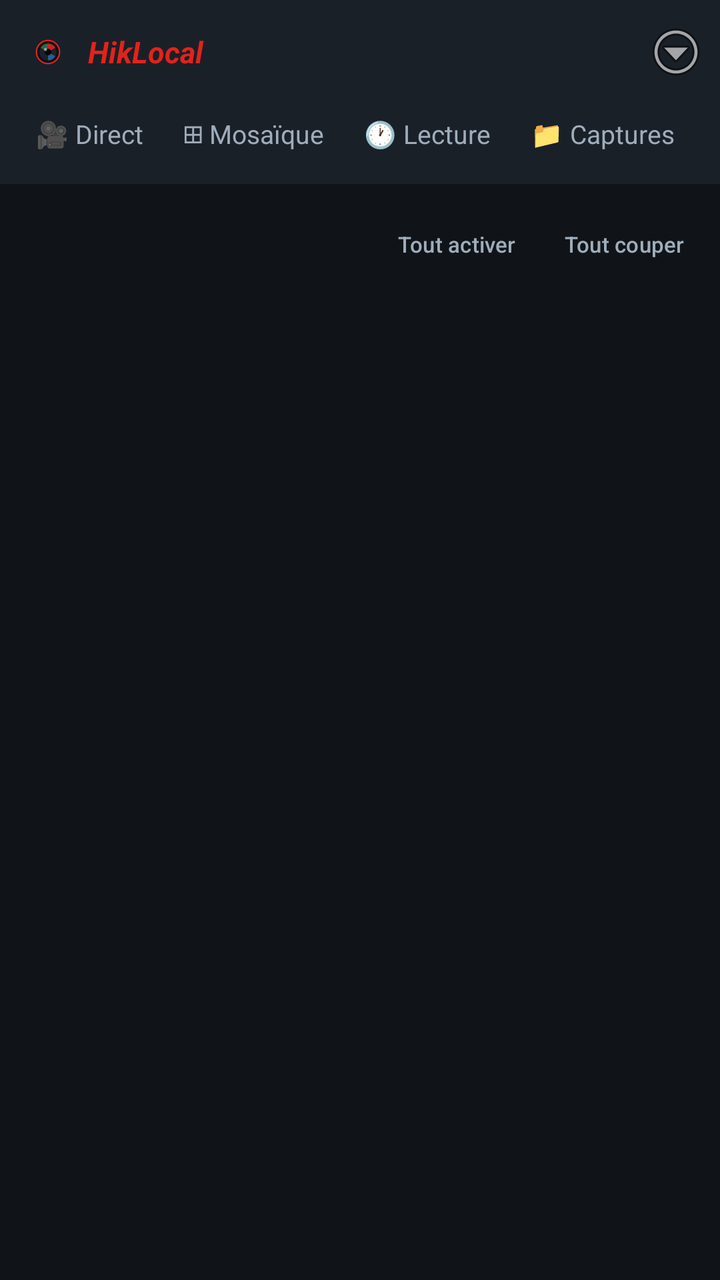
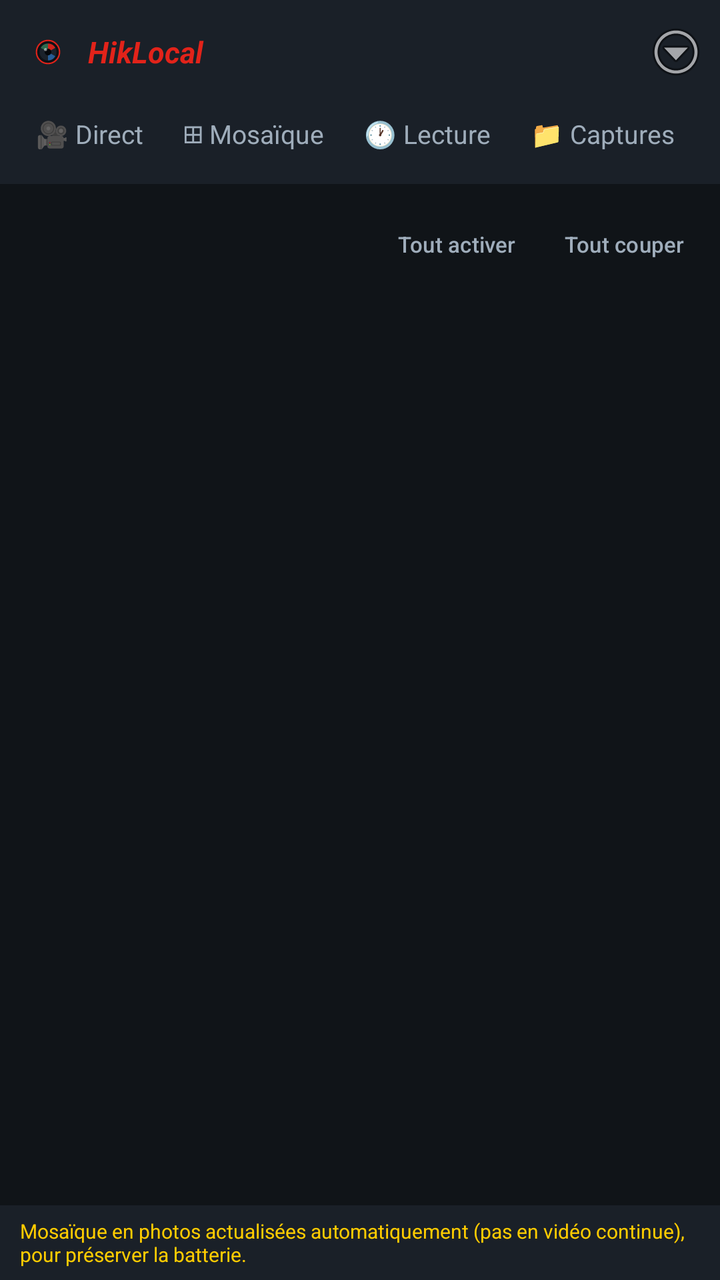

Compare the two renders of this Android layout. The source of the first and the diff that turns it into the second are given below.
<!-- AndroidManifest.xml: application theme Theme.HikLocal -->
<!-- res/layout/activity_mosaic.xml -->
<?xml version="1.0" encoding="utf-8"?>
<LinearLayout xmlns:android="http://schemas.android.com/apk/res/android"
    xmlns:app="http://schemas.android.com/apk/res-auto"
    android:layout_width="match_parent"
    android:layout_height="match_parent"
    android:background="@color/bg"
    android:orientation="vertical">

    <include
        android:id="@+id/topbar"
        layout="@layout/topbar" />

    <LinearLayout
        android:layout_width="match_parent"
        android:layout_height="wrap_content"
        android:gravity="center_vertical"
        android:orientation="horizontal"
        android:paddingStart="10dp"
        android:paddingTop="6dp"
        android:paddingEnd="6dp"
        android:paddingBottom="6dp">

        <TextView
            android:id="@+id/countLabel"
            android:layout_width="0dp"
            android:layout_height="wrap_content"
            android:layout_weight="1"
            android:textColor="@color/text_dim"
            android:textSize="12sp" />

        <com.google.android.material.button.MaterialButton
            android:id="@+id/allOnButton"
            style="@style/Widget.Material3.Button.TextButton"
            android:layout_width="wrap_content"
            android:layout_height="wrap_content"
            android:insetTop="0dp"
            android:insetBottom="0dp"
            android:minWidth="0dp"
            android:text="@string/mosaic_all_on"
            android:textColor="@color/text_dim"
            android:textSize="11sp" />

        <com.google.android.material.button.MaterialButton
            android:id="@+id/allOffButton"
            style="@style/Widget.Material3.Button.TextButton"
            android:layout_width="wrap_content"
            android:layout_height="wrap_content"
            android:insetTop="0dp"
            android:insetBottom="0dp"
            android:minWidth="0dp"
            android:text="@string/mosaic_all_off"
            android:textColor="@color/text_dim"
            android:textSize="11sp" />
    </LinearLayout>

    <ScrollView
        android:layout_width="match_parent"
        android:layout_height="0dp"
        android:layout_weight="1">

        <GridLayout
            android:id="@+id/grid"
            android:layout_width="match_parent"
            android:layout_height="wrap_content"
            android:alignmentMode="alignMargins"
            android:columnCount="2"
            android:padding="6dp" />
    </ScrollView>
</LinearLayout>
<!-- res/layout/topbar.xml (included above) -->
<?xml version="1.0" encoding="utf-8"?>
<LinearLayout xmlns:android="http://schemas.android.com/apk/res/android"
    android:layout_width="match_parent"
    android:layout_height="wrap_content"
    android:background="@color/panel"
    android:orientation="vertical">

    <LinearLayout
        android:layout_width="match_parent"
        android:layout_height="wrap_content"
        android:gravity="center_vertical"
        android:orientation="horizontal"
        android:paddingStart="12dp"
        android:paddingTop="8dp"
        android:paddingEnd="4dp"
        android:paddingBottom="4dp">

        <ImageView
            android:layout_width="24dp"
            android:layout_height="24dp"
            android:contentDescription="@string/app_name"
            android:src="@drawable/ic_launcher_foreground" />

        <TextView
            android:layout_width="0dp"
            android:layout_height="wrap_content"
            android:layout_marginStart="8dp"
            android:layout_weight="1"
            android:text="@string/app_name"
            android:textColor="@color/accent"
            android:textSize="15sp"
            android:textStyle="bold|italic" />

        <ImageButton
            android:id="@+id/overflowButton"
            android:layout_width="36dp"
            android:layout_height="36dp"
            android:background="?attr/selectableItemBackgroundBorderless"
            android:contentDescription="Menu"
            android:src="@android:drawable/ic_menu_more" />
    </LinearLayout>

    <HorizontalScrollView
        android:layout_width="match_parent"
        android:layout_height="wrap_content"
        android:scrollbars="none">

        <LinearLayout
            android:layout_width="wrap_content"
            android:layout_height="wrap_content"
            android:orientation="horizontal"
            android:paddingStart="8dp"
            android:paddingEnd="8dp"
            android:paddingBottom="6dp">

            <TextView
                android:id="@+id/tabDirect"
                android:layout_width="wrap_content"
                android:layout_height="wrap_content"
                android:background="?attr/selectableItemBackground"
                android:padding="10dp"
                android:text="@string/tab_live"
                android:textColor="@color/text_dim"
                android:textSize="13sp" />

            <TextView
                android:id="@+id/tabMosaic"
                android:layout_width="wrap_content"
                android:layout_height="wrap_content"
                android:background="?attr/selectableItemBackground"
                android:padding="10dp"
                android:text="@string/tab_mosaic"
                android:textColor="@color/text_dim"
                android:textSize="13sp" />

            <TextView
                android:id="@+id/tabPlayback"
                android:layout_width="wrap_content"
                android:layout_height="wrap_content"
                android:background="?attr/selectableItemBackground"
                android:padding="10dp"
                android:text="@string/tab_playback"
                android:textColor="@color/text_dim"
                android:textSize="13sp" />

            <TextView
                android:id="@+id/tabCaptures"
                android:layout_width="wrap_content"
                android:layout_height="wrap_content"
                android:background="?attr/selectableItemBackground"
                android:padding="10dp"
                android:text="@string/tab_captures"
                android:textColor="@color/text_dim"
                android:textSize="13sp" />
        </LinearLayout>
    </HorizontalScrollView>
</LinearLayout>
<!-- resources referenced by this layout -->
<resources>
  <color name="accent">#FFE2231A</color>
  <color name="bg">#FF101418</color>
  <color name="panel">#FF1A2028</color>
  <color name="text_dim">#FF9FADBB</color>
  <!-- drawable ic_launcher_foreground (drawable) -->
  <?xml version="1.0" encoding="utf-8"?>
  <vector xmlns:android="http://schemas.android.com/apk/res/android"
      android:width="108dp"
      android:height="108dp"
      android:viewportWidth="108"
      android:viewportHeight="108">
  
      <path
          android:fillColor="#0D1116"
          android:pathData="M54,54 m-27,0 a27,27 0 1,0 54,0 a27,27 0 1,0 -54,0" />
      <path
          android:fillColor="#00000000"
          android:strokeColor="#E2231A"
          android:strokeWidth="3.2"
          android:pathData="M54,54 m-26,0 a26,26 0 1,0 52,0 a26,26 0 1,0 -52,0" />
      <path
          android:fillColor="#1B222B"
          android:pathData="M54,54 m-19,0 a19,19 0 1,0 38,0 a19,19 0 1,0 -38,0" />
      <path
          android:fillColor="#E2231A"
          android:fillAlpha="0.9"
          android:pathData="M54,35 A19,19 0 0,1 70.5,44.5 L54,54 Z" />
      <path
          android:fillColor="#2B6CB0"
          android:fillAlpha="0.8"
          android:pathData="M70.5,63.5 A19,19 0 0,1 54,73 L54,54 Z" />
      <path
          android:fillColor="#3B8F5E"
          android:fillAlpha="0.65"
          android:pathData="M37.5,44.5 A19,19 0 0,1 54,35 L54,54 Z" />
      <path
          android:fillColor="#05070A"
          android:pathData="M54,54 m-7.5,0 a7.5,7.5 0 1,0 15,0 a7.5,7.5 0 1,0 -15,0" />
      <path
          android:fillColor="#FFFFFF"
          android:fillAlpha="0.5"
          android:pathData="M48.5,48.5 m-3.5,0 a3.5,3.5 0 1,0 7,0 a3.5,3.5 0 1,0 -7,0" />
  </vector>
  <string name="app_name">HikLocal</string>
  <string name="mosaic_all_off">Tout couper</string>
  <string name="mosaic_all_on">Tout activer</string>
  <string name="tab_captures">📁 Captures</string>
  <string name="tab_live">🎥 Direct</string>
  <string name="tab_mosaic">⊞ Mosaïque</string>
  <string name="tab_playback">🕐 Lecture</string>
  <style name="Theme.HikLocal" parent="Theme.Material3.Dark.NoActionBar">
          <item name="colorPrimary">@color/accent</item>
          <item name="colorOnPrimary">@color/text</item>
          <item name="colorSecondary">@color/accent_blue</item>
          <item name="android:colorBackground">@color/bg</item>
          <item name="android:textColorPrimary">@color/text</item>
          <item name="android:textColorSecondary">@color/text_dim</item>
          <item name="android:statusBarColor" tools:targetApi="21">@color/panel</item>
      </style>
  <color name="text">#FFE8ECF1</color>
  <color name="accent_blue">#FF2B6CB0</color>
</resources>

<!-- the commit's change to res/layout/activity_mosaic.xml (unified diff, before → after) -->
@@ -66,6 +66,18 @@
             android:columnCount="2"
             android:padding="6dp" />
     </ScrollView>
+
+    <TextView
+        android:layout_width="match_parent"
+        android:layout_height="wrap_content"
+        android:background="@color/panel"
+        android:paddingStart="10dp"
+        android:paddingTop="6dp"
+        android:paddingEnd="10dp"
+        android:paddingBottom="6dp"
+        android:text="@string/mosaic_note"
+        android:textColor="#FFFFCC00"
+        android:textSize="10sp" />
 </LinearLayout>
 <!-- res/layout/topbar.xml (included above) -->
 <?xml version="1.0" encoding="utf-8"?>
<!-- resource entries referenced after the edit -->
@@ -46,6 +46,7 @@
   <string name="app_name">HikLocal</string>
   <string name="mosaic_all_off">Tout couper</string>
   <string name="mosaic_all_on">Tout activer</string>
+  <string name="mosaic_note">Mosaïque en photos actualisées automatiquement (pas en vidéo continue), pour préserver la batterie.</string>
   <string name="tab_captures">📁 Captures</string>
   <string name="tab_live">🎥 Direct</string>
   <string name="tab_mosaic">⊞ Mosaïque</string>
